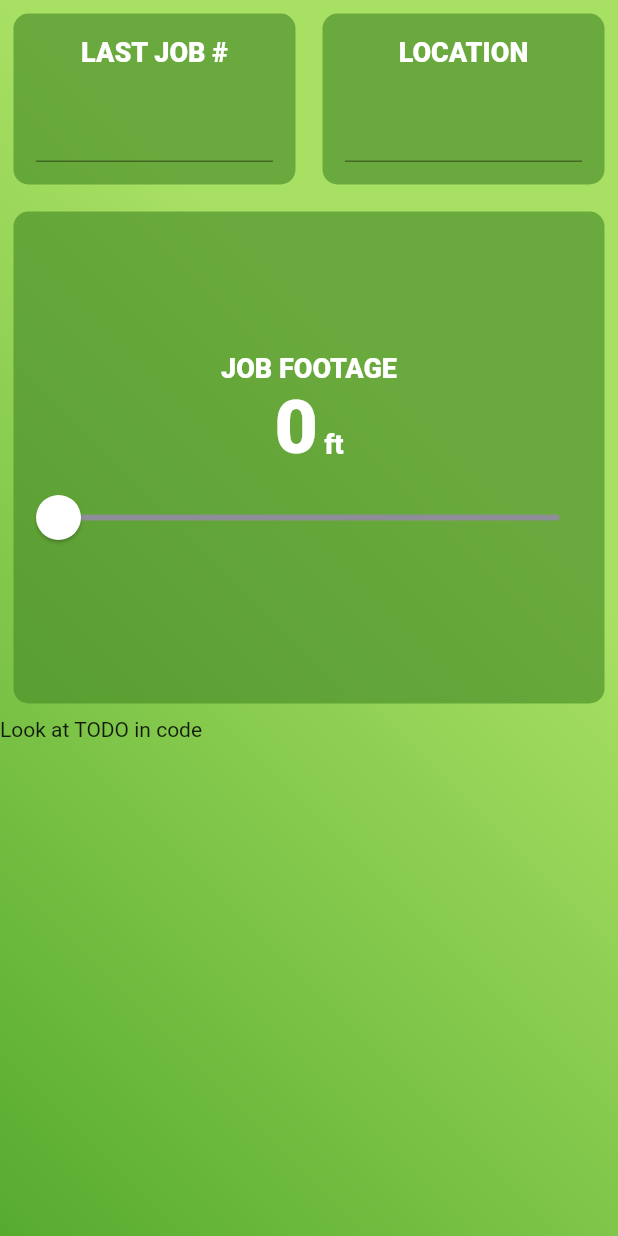
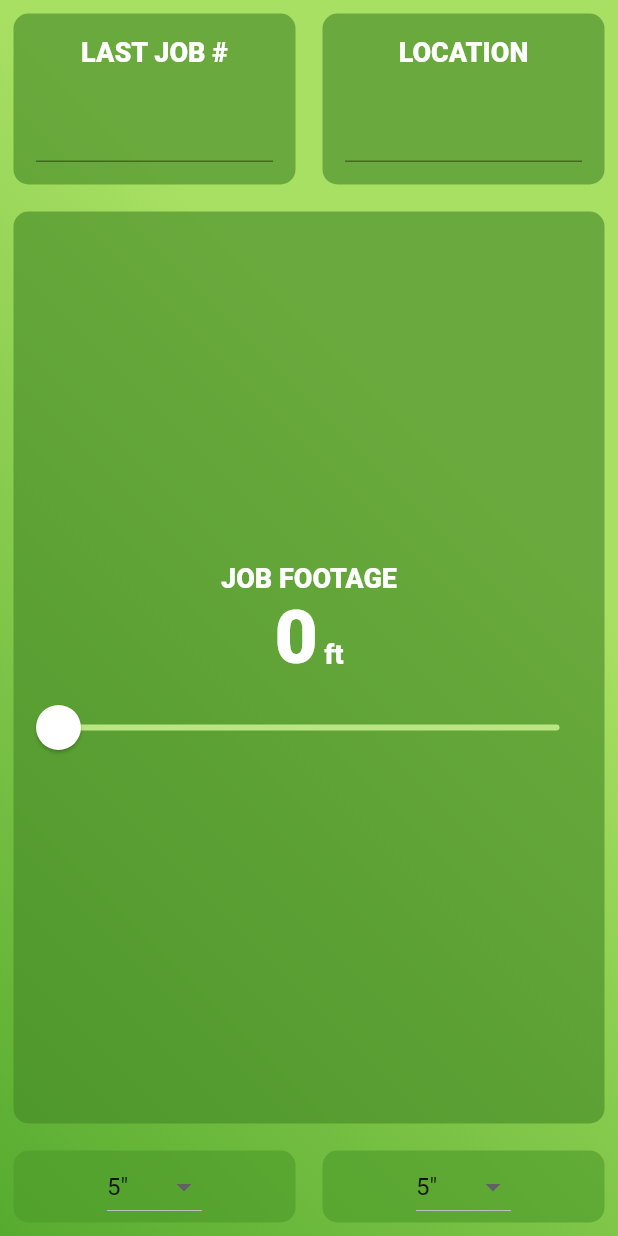
Before and after one commit to warpaltarpers/schedule-generator, a Flutter app: the screen it shows after launch, on a phone screen of 412 x 824 dp. Run offline on Flutter 3.47's test engine with Material 2 defaults, Android fonts, the phone set to English and light mode, and no system bars.

Commit message:
Add in filter size dropdown

```diff
--- a/lib/generator.dart
+++ b/lib/generator.dart
@@ -15,10 +15,33 @@ class _GeneratorState extends State<Generator> {
   TextCard cityCard = new TextCard(label: 'LOCATION', isAndroid: Platform.isAndroid ? true : false,);
 
   int jobFoot = 0;
-  String filterSize;
+  String filterSize = '5\"';
   String filterColor;
 
-  List<String> sizes = ['5\"', '6\"', 'HR5\"', 'HR6\"', 'HR7\"'];
+  List<DropdownMenuItem<String>> sizes = [
+    DropdownMenuItem(
+      value: '5\"',
+      child: Text('5\"'),
+    ),
+    DropdownMenuItem(
+      value: '6\"',
+      child: Text('6\"'),
+    ),
+    DropdownMenuItem(
+      value: 'HR 5\"',
+      child: Text('HR 5\"'),
+    ),
+    DropdownMenuItem(
+      value: 'HR 6\"',
+      child: Text('HR 6\"'),
+    ),
+    DropdownMenuItem(
+      value: 'HR 7\"',
+      child: Text('HR 7\"'),
+    ),
+  ];
+
+  //TODO 2: Re-List as DropdownMenuItems
   List<String> colors = ['W', 'C', 'B', 'G']; // White, Clay, Beige, Gray
 
   List<Text> pickerItems = [];
@@ -95,7 +118,7 @@ class _GeneratorState extends State<Generator> {
                               overlayRadius: 30.0,
                             ),
                             activeTrackColor: Colors.white,
-                            inactiveTrackColor: Color(0xFF8D8E98),
+                            inactiveTrackColor: Color(0xFFb9e682),
                           ),
                           child: Slider(
                             value: jobFoot.toDouble(),
@@ -113,9 +136,42 @@ class _GeneratorState extends State<Generator> {
                     ),
                   ),
                 // Filter type and size
-                Expanded(
-                  //TODO: Add in selection for filter size and color
-                  child: Text('Look at TODO in code'),
+                Row(
+                  children: <Widget>[
+                    Expanded(
+                      child: ReusableCard(
+                        cardColor: kInactiveCardColor,
+                        cardChild: Center(
+                          child: DropdownButton<String>(
+                            items: sizes,
+                            onChanged: (String newValue) {
+                              setState(() {
+                                filterSize = newValue;
+                              });
+                            },
+                            value: filterSize,
+                          ),
+                        ),
+                      ),
+                    ),
+                    Expanded(
+                      //TODO 2: Add in selection for filter color
+                      child: ReusableCard(
+                        cardColor: kInactiveCardColor,
+                        cardChild: Center(
+                          child: DropdownButton<String>(
+                            items: sizes,
+                            onChanged: (String newValue) {
+                              setState(() {
+                                filterSize = newValue;
+                              });
+                            },
+                            value: filterSize,
+                          ),
+                        ),
+                      ),
+                    ),
+                  ],
                 ),
               ],
             ),
```
